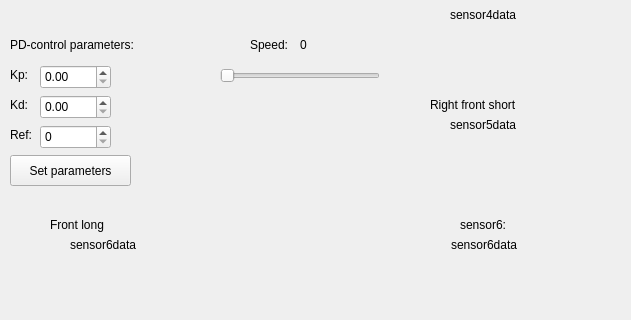
Above: Kod/Styr_m/Styr_m/mapGUI/gui.ui from hansfilipelo/Kandidadprojekt before the change; both pictures show x 0 to 631 and y 471 to 791 of the 946 by 791 pixel window. Below: the same form after it.
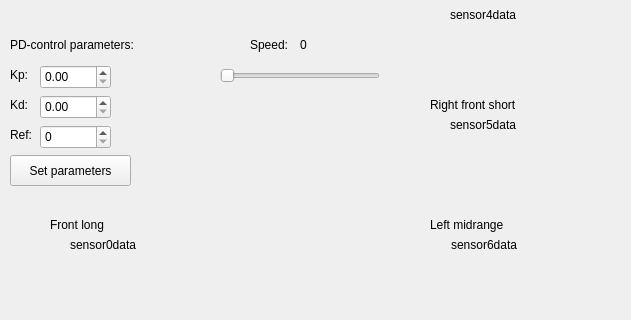
That is the form after the change. Custom widgets are drawn as their Qt base class.

What changed in the file:
```diff
--- a/Kod/Styr_m/Styr_m/mapGUI/gui.ui
+++ b/Kod/Styr_m/Styr_m/mapGUI/gui.ui
@@ -192,14 +192,14 @@
    <widget class="QLabel" name="sensor6">
     <property name="geometry">
      <rect>
-      <x>460</x>
+      <x>430</x>
       <y>650</y>
-      <width>62</width>
+      <width>111</width>
       <height>19</height>
      </rect>
     </property>
     <property name="text">
-     <string>sensor6:</string>
+     <string>Left midrange</string>
     </property>
    </widget>
    <widget class="QLabel" name="speedLabel">
@@ -461,7 +461,7 @@
    <widget class="QCustomPlot" name="sensorPlot0" native="true">
     <property name="geometry">
      <rect>
-      <x>170</x>
+      <x>160</x>
       <y>630</y>
       <width>261</width>
       <height>101</height>
@@ -497,7 +497,7 @@
      </rect>
     </property>
     <property name="text">
-     <string>sensor6data</string>
+     <string>sensor0data</string>
     </property>
    </widget>
   </widget>
```
